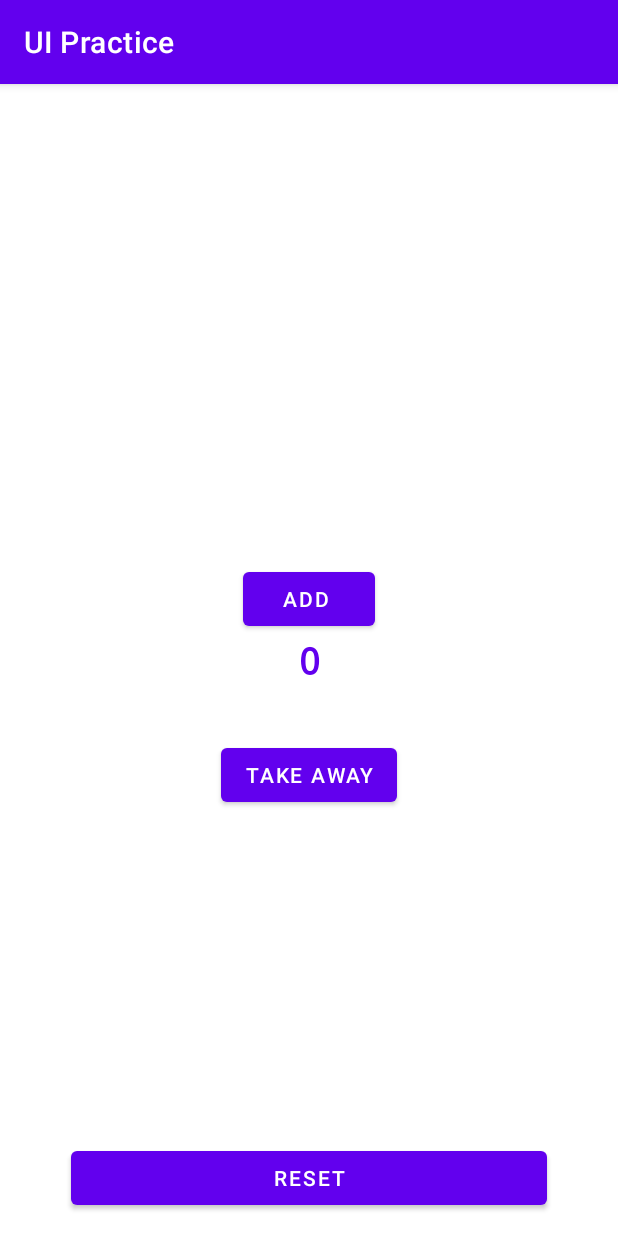
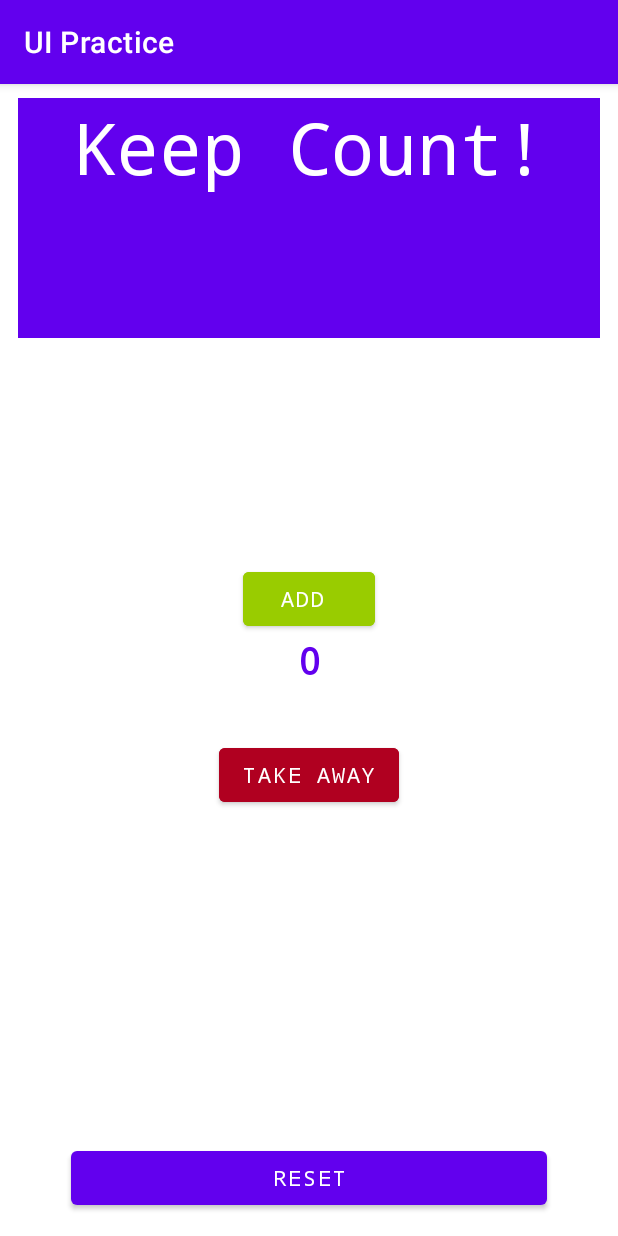
Before and after one commit to MarcusDMelv/Keep-Count-Android-App, an Android app: the screen it shows after launch (MainActivity), on a phone screen of 412 x 824 dp. Run offline under Robolectric (Android 15) with nearby library versions, the phone set to English and light mode, and no system bars.

Commit message:
Editing GUI
changed the colors of the buttons

Added a title

```diff
--- a/app/src/main/java/com/example/uipractice/MainActivity.kt
+++ b/app/src/main/java/com/example/uipractice/MainActivity.kt
@@ -80,5 +80,4 @@ class MainActivity : AppCompatActivity() {
 
     }
 
-
 }
--- a/app/src/main/res/layout/activity_main.xml
+++ b/app/src/main/res/layout/activity_main.xml
@@ -25,6 +25,8 @@
         android:layout_width="wrap_content"
         android:layout_height="wrap_content"
         android:layout_marginBottom="-40dp"
+        android:backgroundTint="@android:color/holo_green_light"
+        android:fontFamily="monospace"
         android:text="Add "
         app:layout_constraintBottom_toTopOf="@+id/textView"
         app:layout_constraintEnd_toEndOf="parent"
@@ -37,6 +39,8 @@
         android:id="@+id/subtractButton"
         android:layout_width="wrap_content"
         android:layout_height="wrap_content"
+        android:backgroundTint="@color/design_default_color_error"
+        android:fontFamily="monospace"
         android:text="Take Away"
         app:layout_constraintBottom_toBottomOf="parent"
         app:layout_constraintEnd_toEndOf="parent"
@@ -49,6 +53,7 @@
         android:id="@+id/resetButton"
         android:layout_width="317dp"
         android:layout_height="48dp"
+        android:fontFamily="monospace"
         android:text="Reset"
         app:layout_constraintBottom_toBottomOf="parent"
         app:layout_constraintEnd_toEndOf="parent"
@@ -57,4 +62,20 @@
         app:layout_constraintVertical_bias="0.939"
         app:rippleColor="@color/black" />
 
+    <TextView
+        android:id="@+id/headerTextView"
+        android:layout_width="388dp"
+        android:layout_height="160dp"
+        android:background="@color/purple_500"
+        android:fontFamily="monospace"
+        android:text="Keep Count!"
+        android:textAlignment="center"
+        android:textColor="@color/white"
+        android:textSize="48sp"
+        app:layout_constraintBottom_toTopOf="@+id/addButton"
+        app:layout_constraintEnd_toEndOf="parent"
+        app:layout_constraintStart_toStartOf="parent"
+        app:layout_constraintTop_toTopOf="parent"
+        app:layout_constraintVertical_bias="0.060000002" />
+
 </androidx.constraintlayout.widget.ConstraintLayout>
```
